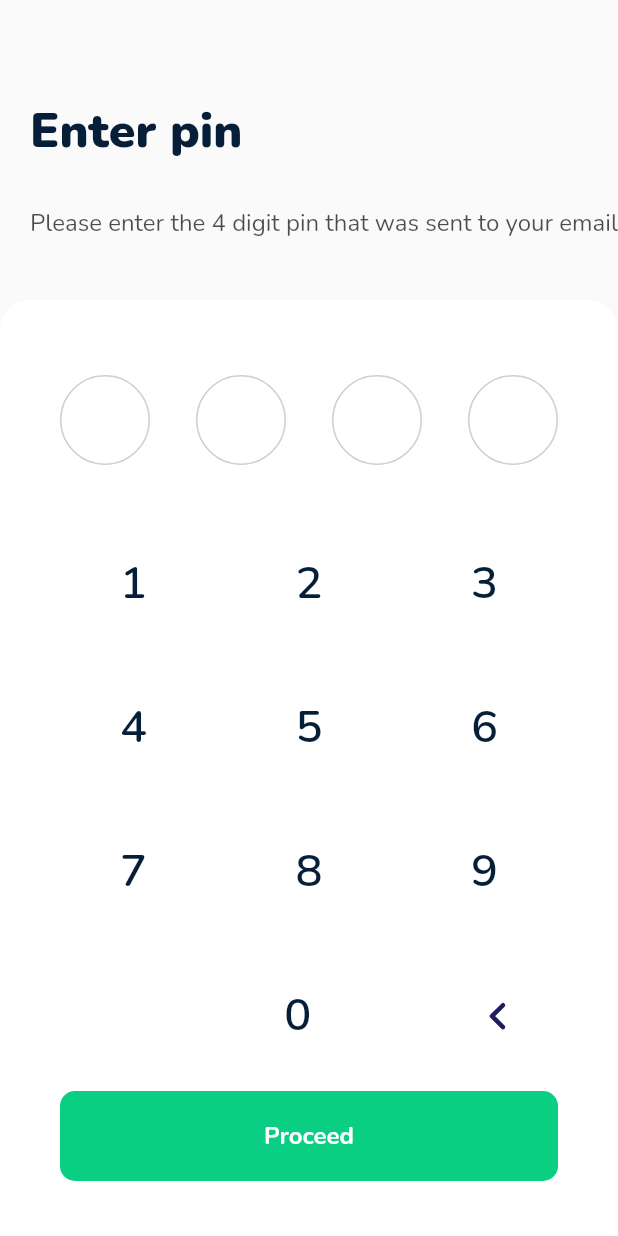
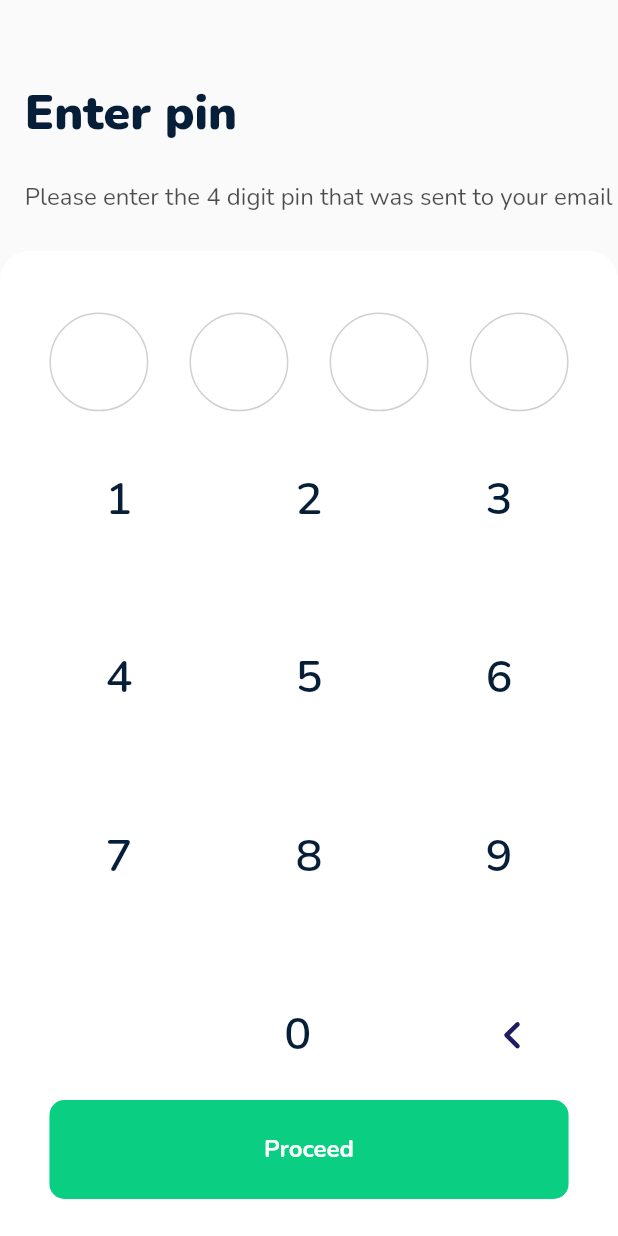
Before and after one commit to marvelmikel/cash-xchanger, a Flutter app: the VerifyEmailPromptScreen screen opened by its route, after a tap on "Enter code", on a phone screen of 412 x 824 dp. Run offline on Flutter 3.47's test engine with Material 2 defaults, Android fonts, the phone set to English and light mode, and no system bars; drawn by our look-alikes of flutter_fadein, smooth_page_indicator; our stand-ins replace avatar_glow, date_picker_timeline, fade_shimmer, flutter_bloc, flutter_svg, fluttertoast and 7 more; missing offline and left inert: flutter_paystack; accounts and stored records are empty.

Commit message:
Fixed Screen Render Issues (#3)
update

```diff
--- a/lib/api_service/payments_api/top_up_api.dart
+++ b/lib/api_service/payments_api/top_up_api.dart
@@ -1,6 +1,5 @@
 import 'dart:async';
 import 'dart:convert';
-
 
 import 'package:flutter/foundation.dart';
 import 'package:flutter/material.dart';
--- a/lib/cubit/auth_cubit/register_cubit.dart
+++ b/lib/cubit/auth_cubit/register_cubit.dart
@@ -34,11 +34,9 @@
     //   'role': role
     // };
     // await authApiServiceImpl.signUp(userData: userData, context: context);
-
     getItInstance<NavigationServiceImpl>().navigateTo(
       Routes.verifyEmailPromptScreen,
     );
-
     emit(RegisterState());
   }
 }
--- a/lib/navigation/global_router.dart
+++ b/lib/navigation/global_router.dart
@@ -69,18 +69,6 @@
             type: PageTransitionType.fade,
             settings: settings);
 
-        case Routes.verifyEmailScreen:
-        return PageTransition(
-            child: const VerifyEmailScreen(),
-            type: PageTransitionType.fade,
-            settings: settings);
-
-        case Routes.verifyEmailPromptScreen:
-        return PageTransition(
-            child: const VerifyEmailPromptScreen(),
-            type: PageTransitionType.fade,
-            settings: settings);
-
       case Routes.verifyEmailScreen:
         return PageTransition(
             child: const VerifyEmailScreen(),
@@ -92,7 +80,6 @@
             child: const VerifyEmailPromptScreen(),
             type: PageTransitionType.fade,
             settings: settings);
-
       // Vendor screen
       case Routes.vendorDashboard:
         return PageTransition(
--- a/lib/navigation/routes.dart
+++ b/lib/navigation/routes.dart
@@ -9,7 +9,6 @@
   static const String vendorWelcomeScreen = '/vendorWelcomeScreen';
   static const String verifyEmailScreen = '/verifyEmailScreen';
   static const String verifyEmailPromptScreen = '/verifyEmailPromptScreen';
-
 
   // User Nav Drawer
   static const String accountInfoScreen = '/accountInfoScreen';
--- a/lib/ui/confirmation_screen/confirmation_screen.dart
+++ b/lib/ui/confirmation_screen/confirmation_screen.dart
@@ -6,6 +6,7 @@
 import 'package:cash_xchanger/ui/global_widgets/global_button.dart';
 import 'package:flutter/material.dart';
 import 'package:flutter_svg/svg.dart';
+import 'package:sizer/sizer.dart';
 
 class ConfirmationScreen extends StatelessWidget {
   const ConfirmationScreen({Key? key, required this.user}) : super(key: key);
@@ -28,7 +29,7 @@
                 Center(
                     child:
                         SvgPicture.asset('assets/images/timeline_three.svg')),
-                SizedBox(height: GlobalSizes.globalWidth(context, 0.3)),
+                SizedBox(height: 10.h),
                 Center(
                     child: SvgPicture.asset(
                         'assets/images/blue_confirmation_icon.svg')),
@@ -38,7 +39,7 @@
                   textAlign: TextAlign.center,
                   style: GlobalTextStyles.blueMediumText(context: context),
                 ),
-                SizedBox(height: GlobalSizes.globalWidth(context, 0.04)),
+                SizedBox(height: 3.h),
                 Padding(
                   padding: const EdgeInsets.symmetric(horizontal: 25),
                   child: Text(
--- a/lib/ui/confirmation_screen/email_verification_code_screen.dart
+++ b/lib/ui/confirmation_screen/email_verification_code_screen.dart
@@ -1,5 +1,6 @@
 import 'package:flutter/material.dart';
 import 'package:fluttertoast/fluttertoast.dart';
+import 'package:sizer/sizer.dart';
 
 import '../../dependency/get_it.dart';
 import '../../helpers/colors.dart';
@@ -24,7 +25,7 @@
               crossAxisAlignment: CrossAxisAlignment.start,
               children: [
                 Padding(
-                  padding: const EdgeInsets.only(top: 70, left: 20, right: 20),
+                  padding: EdgeInsets.only(top: 7.h, left: 2.h, right: 2.h),
                   child: Text(
                     'Enter pin',
                     textAlign: TextAlign.center,
@@ -32,22 +33,22 @@
                         context: context, fontSize: 32),
                   ),
                 ),
-                const SizedBox(height: 30),
+                SizedBox(height: 3.h),
                 Padding(
-                  padding: const EdgeInsets.only(
-                    left: 20,
+                  padding: EdgeInsets.only(
+                    left: 2.h,
                   ),
                   child: Text(
                     'Please enter the 4 digit pin that was sent to your email',
                     style: GlobalTextStyles.regularText(context: context),
                   ),
                 ),
-                const SizedBox(height: 40),
+                SizedBox(height: 3.h),
                 Expanded(
                   child: Container(
                     width: double.infinity,
                     height: double.infinity,
-                    padding: const EdgeInsets.symmetric(horizontal: 40),
+                    padding: EdgeInsets.symmetric(horizontal: 4.h),
                     decoration: BoxDecoration(
                         color: GlobalColors.globalWhite,
                         borderRadius: const BorderRadius.vertical(
@@ -70,7 +71,7 @@
                                     msg: 'Pin must be 4 digits');
                               }
                             }),
-                        const SizedBox(height: 30)
+                        SizedBox(height: 3.h)
                       ],
                     ),
                   ),
--- a/lib/ui/confirmation_screen/verify_email_screen.dart
+++ b/lib/ui/confirmation_screen/verify_email_screen.dart
@@ -1,6 +1,7 @@
 import 'package:cash_xchanger/dependency/get_it.dart';
 import 'package:flutter/material.dart';
 import 'package:flutter_svg/svg.dart';
+import 'package:sizer/sizer.dart';
 
 import '../../helpers/sizes.dart';
 import '../../helpers/text_styles.dart';
@@ -24,7 +25,7 @@
                 crossAxisAlignment: CrossAxisAlignment.center,
                 children: [
                   SvgPicture.asset('assets/images/icon_blue.svg'),
-                  SizedBox(height: GlobalSizes.globalWidth(context, 0.5)),
+                  SizedBox(height: 20.h),
                   Center(
                       child: SvgPicture.asset('assets/images/email_icon.svg')),
                   SizedBox(height: GlobalSizes.globalWidth(context, 0.1)),
@@ -50,6 +51,7 @@
                     onTap: () => getItInstance<NavigationServiceImpl>()
                         .navigateTo(Routes.verifyEmailScreen),
                   ),
+                  SizedBox(height: GlobalSizes.globalWidth(context, 0.19)),
                 ]),
           ),
         ),
--- a/lib/ui/global_widgets/bank_bottom_sheet/add_bank_bottom_sheet.dart
+++ b/lib/ui/global_widgets/bank_bottom_sheet/add_bank_bottom_sheet.dart
@@ -69,10 +69,8 @@
                     }
                   },
                   child: Container(
-
                     padding: const EdgeInsets.symmetric(
                         horizontal: 15, vertical: 20),
-
                     width: double.infinity,
                     decoration: BoxDecoration(
                         borderRadius: BorderRadius.circular(10),
--- a/lib/ui/global_widgets/bank_bottom_sheet/search_text_field.dart
+++ b/lib/ui/global_widgets/bank_bottom_sheet/search_text_field.dart
@@ -15,7 +15,6 @@
       required this.textController,
       this.maxLength = 35})
       : super(key: key);
-
 
   @override
   State<SearchTextField> createState() => _SearchTextFieldState();
--- a/lib/ui/global_widgets/global_button.dart
+++ b/lib/ui/global_widgets/global_button.dart
@@ -1,6 +1,7 @@
 import 'package:cash_xchanger/helpers/colors.dart';
 import 'package:cash_xchanger/helpers/sizes.dart';
 import 'package:flutter/material.dart';
+import 'package:sizer/sizer.dart';
 
 class GlobalButton extends StatelessWidget {
   const GlobalButton(
@@ -8,7 +9,7 @@
       required this.buttonText,
       this.isButtonColorGreen = false,
       this.horizontalMargin = 0,
-      this.height = 60,
+      this.height = 8,
       this.outLined = false,
       this.isDisabled = false,
       this.forground = Colors.white,
@@ -29,7 +30,7 @@
     return GestureDetector(
       onTap: !isDisabled ? onTap : null,
       child: Container(
-        height: height,
+        height: height.h,
         margin: EdgeInsets.symmetric(horizontal: horizontalMargin),
         alignment: Alignment.center,
         width: GlobalSizes.globalWidth(context, 1),
--- a/lib/ui/global_widgets/global_text_field.dart
+++ b/lib/ui/global_widgets/global_text_field.dart
@@ -11,13 +11,11 @@
   final bool isCenterText;
   final bool isEyeVisible;
   final bool removeSpace;
-
   final bool obscureText;
 
   const GlobalTextField(
       {Key? key,
       required this.fieldName,
-
       required this.keyBoardType,
       required this.textController,
       this.removeSpace = true,
@@ -26,8 +24,6 @@
       this.isEyeVisible = false,
       this.maxLength = 35})
       : super(key: key);
-
-
 
   @override
   State<GlobalTextField> createState() => _GlobalTextFieldState();
--- a/lib/ui/helper_screens/confirm_delivery_dialog.dart
+++ b/lib/ui/helper_screens/confirm_delivery_dialog.dart
@@ -9,7 +9,6 @@
 
 class ConfirmDeliveryDialog extends StatelessWidget {
   const ConfirmDeliveryDialog({Key? key}) : super(key: key);
-
 
   @override
   Widget build(BuildContext context) {
--- a/lib/ui/overview_screen/user_cash_widget.dart
+++ b/lib/ui/overview_screen/user_cash_widget.dart
@@ -7,7 +7,6 @@
 ValueNotifier userType = ValueNotifier('unselected');
 
 class UserCashWidget extends StatelessWidget {
-
   final String activeImage, inActiveImage, title, description;
   final String userRole;
 
@@ -31,7 +30,6 @@
               child: Container(
                 padding:
                     const EdgeInsets.symmetric(horizontal: 15, vertical: 20),
-
                 decoration: BoxDecoration(
                     borderRadius: BorderRadius.circular(10),
                     border: Border.all(
--- a/lib/ui/shared_ui/enter_pin_screen/enter_pin_keypad_buttons.dart
+++ b/lib/ui/shared_ui/enter_pin_screen/enter_pin_keypad_buttons.dart
@@ -1,5 +1,6 @@
 import 'package:flutter/material.dart';
 import 'package:flutter_svg/flutter_svg.dart';
+import 'package:sizer/sizer.dart';
 
 import 'enter_pin_button_widget.dart';
 
@@ -11,8 +12,9 @@
     return ValueListenableBuilder(
         valueListenable: inputText,
         builder: (context, String pinCode, child) {
-          return Padding(
-            padding: const EdgeInsets.only(top: 30, left: 15, right: 15),
+          return Flexible(
+            child: Padding(
+              padding: EdgeInsets.only(top: 2.h, left: 1.5.h, right: 1.5.h),
               child: Column(
                 mainAxisAlignment: MainAxisAlignment.spaceBetween,
                 children: [
@@ -23,7 +25,7 @@
                         EnterPinKeypadButtonWidget(buttonText: '2'),
                         EnterPinKeypadButtonWidget(buttonText: '3'),
                       ]),
-                const SizedBox(height: 10),
+                  SizedBox(height: 0.3.h),
                   Row(
                       mainAxisAlignment: MainAxisAlignment.spaceBetween,
                       children: const [
@@ -31,7 +33,7 @@
                         EnterPinKeypadButtonWidget(buttonText: '5'),
                         EnterPinKeypadButtonWidget(buttonText: '6'),
                       ]),
-                const SizedBox(height: 10),
+                  SizedBox(height: 0.3.h),
                   Row(
                       mainAxisAlignment: MainAxisAlignment.spaceBetween,
                       children: const [
@@ -39,14 +41,15 @@
                         EnterPinKeypadButtonWidget(buttonText: '8'),
                         EnterPinKeypadButtonWidget(buttonText: '9'),
                       ]),
-                const SizedBox(height: 10),
+                  SizedBox(height: 0.3.h),
                   Row(
                       mainAxisAlignment: MainAxisAlignment.spaceBetween,
                       children: [
                         const Text('          '),
                         const EnterPinKeypadButtonWidget(buttonText: '0'),
                         Container(
-                        decoration: const BoxDecoration(shape: BoxShape.circle),
+                          decoration:
+                              const BoxDecoration(shape: BoxShape.circle),
                           padding: const EdgeInsets.all(10),
                           child: InkWell(
                             onTap: () {
@@ -64,6 +67,7 @@
                       ]),
                 ],
               ),
+            ),
           );
         });
   }
--- a/lib/ui/shared_ui/enter_pin_screen/pin_text_field_widget.dart
+++ b/lib/ui/shared_ui/enter_pin_screen/pin_text_field_widget.dart
@@ -1,6 +1,7 @@
 import 'package:cash_xchanger/helpers/colors.dart';
 import 'package:cash_xchanger/helpers/text_styles.dart';
 import 'package:flutter/material.dart';
+import 'package:sizer/sizer.dart';
 
 import 'enter_pin_button_widget.dart';
 
@@ -13,7 +14,7 @@
         valueListenable: inputText,
         builder: (context, String textValue, child) {
           return Padding(
-            padding: const EdgeInsets.only(top: 50),
+            padding: EdgeInsets.only(top: 5.h),
             child: Row(
               mainAxisAlignment: MainAxisAlignment.spaceBetween,
               children: [
@@ -36,8 +37,8 @@
   @override
   Widget build(BuildContext context) {
     return Container(
-      width: 60,
-      height: 60,
+      width: 8.h,
+      height: 8.h,
       padding: const EdgeInsets.only(top: 8),
       decoration: BoxDecoration(
           shape: BoxShape.circle,
```
Also changed, not shown: lib/ui/onboard_screen/onboard_page_item.dart (+4 -4 lines), lib/ui/onboard_screen/onboard_screen.dart (+6 -24 lines), pubspec.yaml (+18 -15 lines), lib/ui/confirmation_screen/confirmation_screens.dart (line endings or trailing spaces), pubspec.lock, 3 other files. Lines whose indentation alone changed are shown as unchanged.
